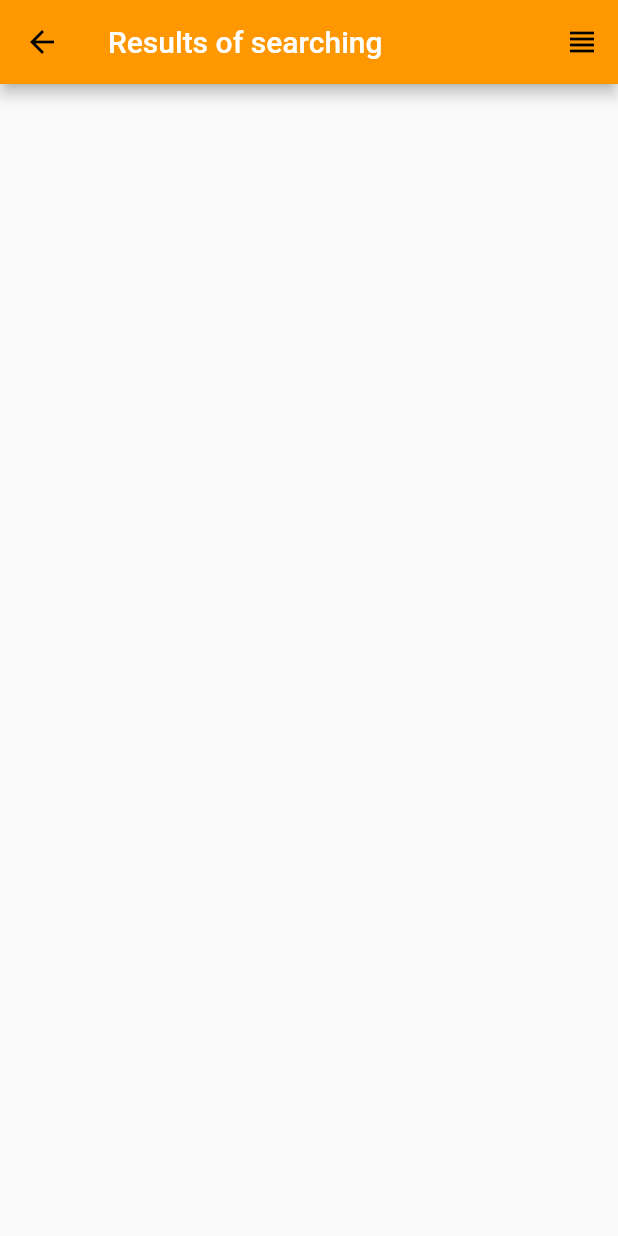
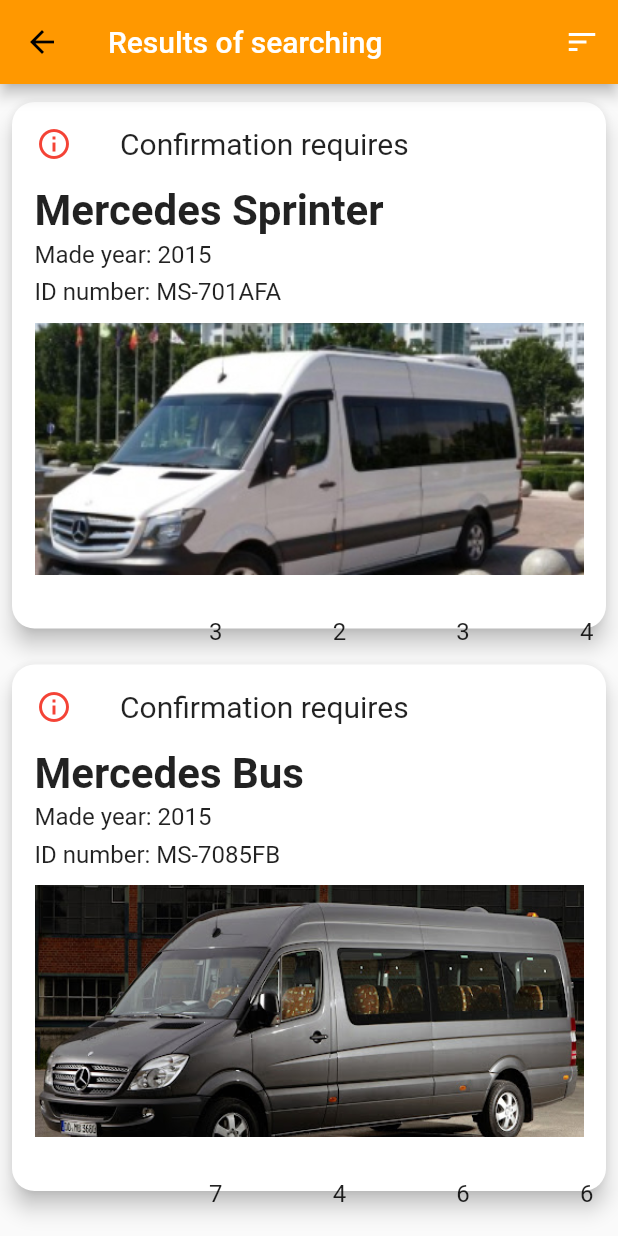
Before and after one commit to smarts-uz/flutter_travelcars, a Flutter app: the SearchResult screen opened directly, on a phone screen of 412 x 824 dp. Run offline on Flutter 3.47's test engine with Material 2 defaults, Android fonts, the phone set to English and light mode, and no system bars; our stand-ins replace carousel_slider, flutter_svg, hexcolor.

Commit message:
part1 Card

```diff
--- a/lib/main.dart
+++ b/lib/main.dart
@@ -1,5 +1,6 @@
 import 'package:flutter/material.dart';
 import 'package:travelcars/screens/main_screen.dart';
+import 'package:travelcars/screens/search/search_result.dart';
 import 'package:travelcars/screens/splash/splash_screen.dart';
 
 void main() {
@@ -16,7 +17,7 @@
       theme: ThemeData(
         primarySwatch: Colors.orange,
       ),
-      home: SplashScreen(),
+      home: SearchResult(),
     );
   }
 }
--- a/lib/screens/home/home_screen.dart
+++ b/lib/screens/home/home_screen.dart
@@ -307,7 +307,7 @@
                     child: Stack(
                         children: [
                           Card(
-                            margin: EdgeInsets.symmetric(horizontal: 10, vertical: 13),
+                              margin: EdgeInsets.symmetric(horizontal: 10, vertical: 13),
                               shape: RoundedRectangleBorder(borderRadius: BorderRadius.circular(30)),
                               elevation: 6,
                               child: Image.asset(item["image"],
--- a/lib/screens/search/search_result.dart
+++ b/lib/screens/search/search_result.dart
@@ -1,4 +1,5 @@
 import 'package:flutter/material.dart';
+import 'package:flutter_svg/flutter_svg.dart';
 
 class SearchResult extends StatefulWidget {
   const SearchResult({Key? key}) : super(key: key);
@@ -9,6 +10,13 @@
 
 class _SearchResultState extends State<SearchResult> {
 
+  List<String> icons = [
+    "assets/icons/places.svg",
+   "assets/icons/big_bag.svg",
+    "assets/icons/small_bag.svg",
+    "assets/icons/doors.svg",
+  ];
+
   List<Map<String, dynamic>> results = [
     {
       "name": "Mercedes Sprinter",
@@ -16,6 +24,9 @@
       "id": "MS-701AFA",
       "views": "5324",
       "image": "assets/images/auto.jpg",
+      "icon_numbers": [
+        3, 2, 3, 4
+      ],
       "places": 3,
       "big_bag": 2,
       "small_bag": 3,
@@ -35,6 +46,9 @@
       "id": "MS-7085FB",
       "views": "6597",
       "image": "assets/images/auto2.jpg",
+      "icon_numbers": [
+        7, 4, 6, 6
+      ],
       "places": 7,
       "big_bag": 4,
       "small_bag": 6,
@@ -66,14 +80,87 @@
             onPressed: () {
 
             },
-            icon: Icon(Icons.view_headline),
+            icon: SvgPicture.asset("assets/icons/list.svg"),
           )
         ],
       ),
       body: ListView.builder(
           itemCount: results.length,
           itemBuilder: (context, index) => Card(
-
+            margin: EdgeInsets.symmetric(horizontal: 8, vertical: 12),
+            shape: RoundedRectangleBorder(borderRadius: BorderRadius.circular(15)),
+            elevation: 6,
+            child: Column(
+              mainAxisAlignment: MainAxisAlignment.start,
+              children: [
+                ListTile(
+                  leading: Icon(Icons.info_outline, color: Colors.red),
+                  title: Text(
+                      "Confirmation requires",
+                    style: TextStyle(
+                      fontSize: 20,
+                    ),
+                  ),
+                ),
+                Container(
+                  padding: EdgeInsets.only(left: 15, bottom: 3),
+                  alignment: Alignment.topLeft,
+                  child: Text(
+                    "${results[index]["name"]}",
+                    style: TextStyle(
+                      fontWeight: FontWeight.bold,
+                      fontSize: 28,
+                    ),
+                  ),
+                ),
+                Container(
+                  padding: EdgeInsets.only(left: 15, bottom: 3),
+                  alignment: Alignment.topLeft,
+                  child: Text(
+                    "Made year: ${results[index]["year"]}",
+                    style: TextStyle(
+                      fontSize: 16,
+                    ),
+                  ),
+                ),
+                Container(
+                  padding: EdgeInsets.only(left: 15, top: 3, bottom: 5),
+                  alignment: Alignment.topLeft,
+                  child: Text(
+                    "ID number: ${results[index]["id"]}",
+                    style: TextStyle(
+                      fontSize: 16,
+                    ),
+                  ),
+                ),
+                Container(
+                  height: 180,
+                  width: double.infinity,
+                  padding: EdgeInsets.symmetric(vertical: 6, horizontal: 15),
+                  decoration: BoxDecoration(
+                    borderRadius: BorderRadius.circular(30.0),
+                  ),
+                  child: Image.asset(results[index]["image"], fit: BoxFit.cover,),
+                ),
+                Container(
+                  width: MediaQuery.of(context).size.width * 0.8,
+                  height: 30,
+                  padding: EdgeInsets.symmetric(vertical: 4),
+                  child: Row(
+                    mainAxisAlignment: MainAxisAlignment.spaceAround,
+                    children: [0, 1, 2, 3].map(
+                            (e) => Container(
+                              width: 30,
+                              child: ListTile(
+                                leading: SvgPicture.asset(icons[e]),
+                                title: Text("${results[index]["icon_numbers"][e]}"),
+                              ),
+                            )
+                    ).toList(),
+                  ),
+                ),
+              ],
+            ),
           )
       ),
     );
```
Also changed, not shown: assets/icons/list.svg (added).
